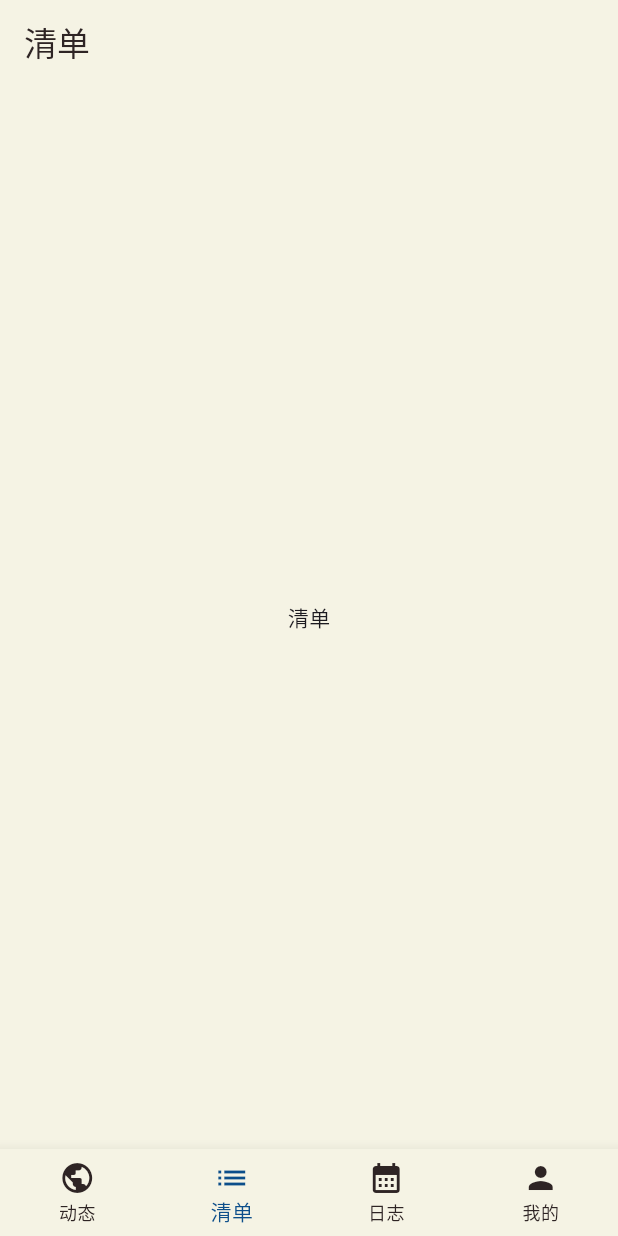
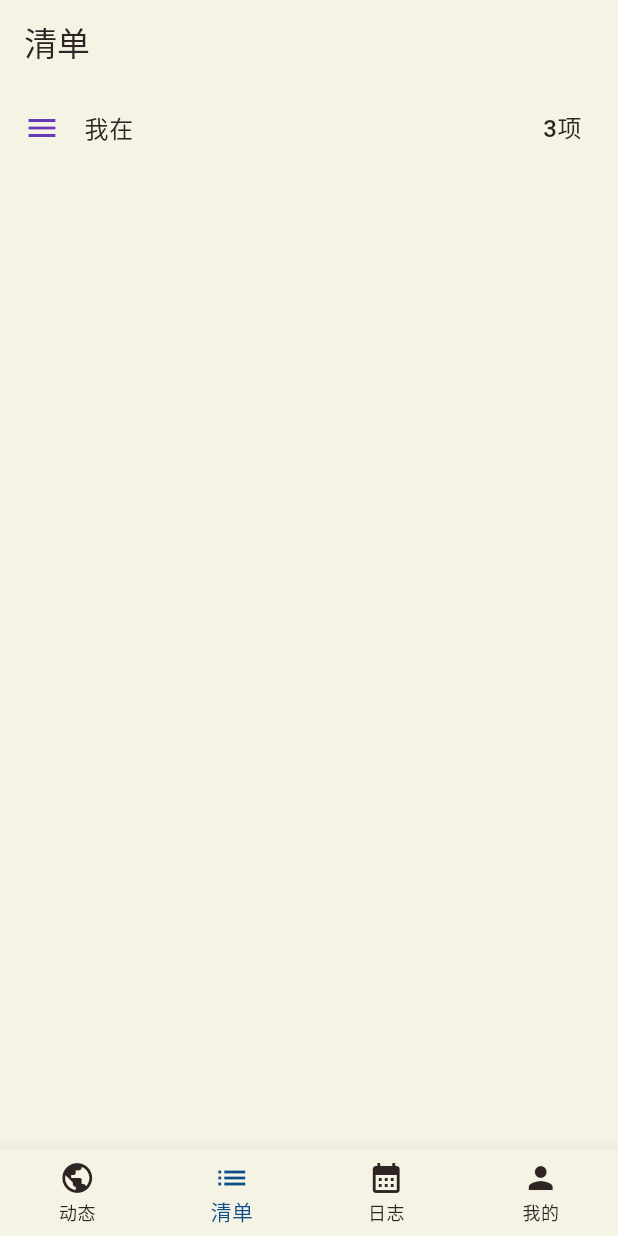
Before and after one commit to mouren35/imdoing, a Flutter app: the screen it shows after launch, item 2 of the bottom bar chosen, on a phone screen of 412 x 824 dp. Run offline on Flutter 3.47's test engine with Material 3 defaults, Android fonts, the phone set to English and light mode, and no system bars.

Commit message:
2024/7/14

```diff
--- /dev/null
+++ b/lib/models/task.dart
@@ -0,0 +1,12 @@
+// lib/models/task.dart
+class Task {
+  final String title;
+  final String duration;
+  bool isDone;
+
+  Task({
+    required this.title,
+    required this.duration,
+    this.isDone = false,
+  });
+}
--- a/lib/screens/home_screen.dart
+++ b/lib/screens/home_screen.dart
@@ -2,6 +2,7 @@
 import 'package:flutter/material.dart';
 
 import '../widgets/custom_navigation_bar.dart';
+import 'task_list_screen.dart';
 
 class HomeScreen extends StatefulWidget {
   @override
@@ -13,7 +14,7 @@ class _HomeScreenState extends State<HomeScreen> {
 
   static const List<Widget> _widgetOptions = <Widget>[
     Text('动态'),
-    Text('清单'),
+    TaskListScreen(), // 使用清单界面
     Text('日志'),
     Text('我的'),
   ];
--- /dev/null
+++ b/lib/screens/task_list_screen.dart
@@ -0,0 +1,53 @@
+// lib/screens/task_list_screen.dart
+import 'package:flutter/material.dart';
+
+import '../models/task.dart';
+import '../widgets/task_list_item.dart';
+
+class TaskListScreen extends StatefulWidget {
+  const TaskListScreen({Key? key}) : super(key: key);
+
+  @override
+  _TaskListScreenState createState() => _TaskListScreenState();
+}
+
+class _TaskListScreenState extends State<TaskListScreen> {
+  final List<Task> tasks = [
+    Task(title: '账号设置与邀请码', duration: '25分钟'),
+    Task(title: '锁定', duration: '25分钟'),
+    Task(title: '讨论组/时间百科', duration: '25分钟'),
+  ];
+
+  @override
+  Widget build(BuildContext context) {
+    return Scaffold(
+      body: ListView(
+        children: [
+          ExpansionTile(
+            leading: Icon(
+              Icons.menu,
+              color: Colors.deepPurple,
+              size: 24.0,
+            ),
+            title: Text(
+              '我在',
+              style: TextStyle(
+                color: Color(0xFF2E2424),
+                fontSize: 16.0,
+              ),
+            ),
+            trailing: Text(
+              '${tasks.length}项',
+              style: TextStyle(
+                color: Color(0xFF2E2424),
+                fontSize: 16.0,
+              ),
+            ),
+            children: tasks.map((task) => TaskListItem(task: task)).toList(),
+          ),
+        ],
+      ),
+      backgroundColor: Color(0xFFF5F3E4), // 设置 Scaffold 背景色
+    );
+  }
+}
```
Also changed, not shown: lib/widgets/task_list_item.dart (added, +54 -0 lines).
